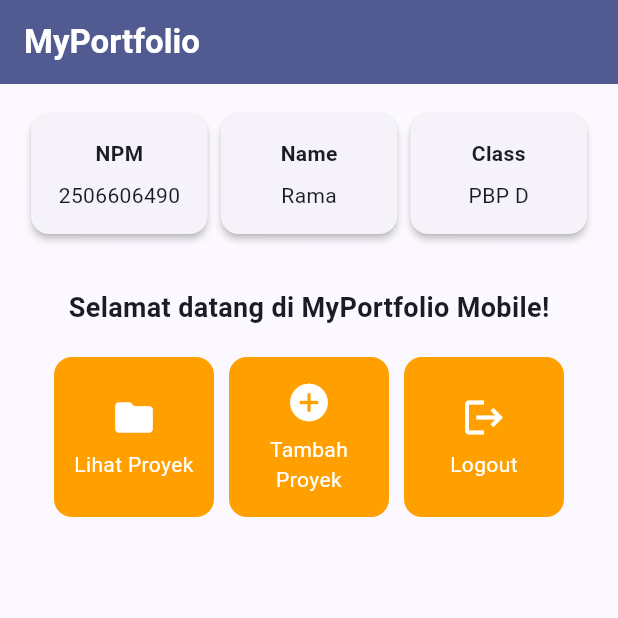
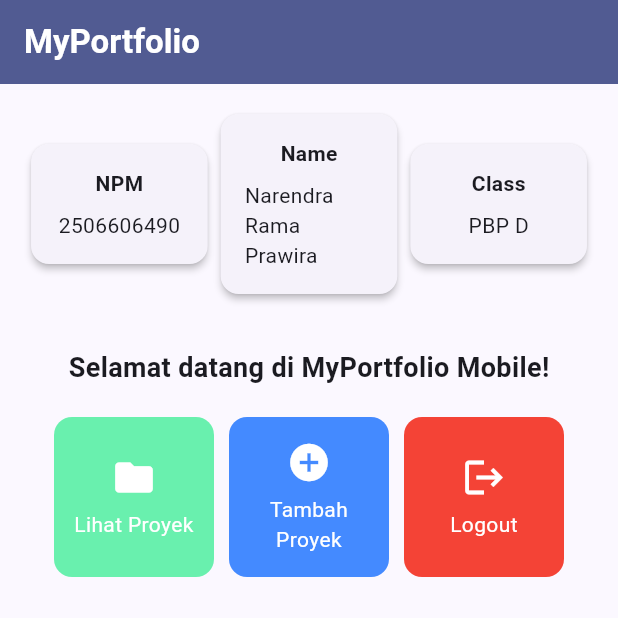
Before and after one commit to gingabvx/myportofolio_mobile, a Flutter app: the screen it shows after launch, on a phone screen of 412 x 824 dp, the top half of it. Run offline on Flutter 3.47's test engine with Material 3 defaults, Android fonts, the phone set to English and light mode, and no system bars.

Commit message:
feat: Adding color on Button

```diff
--- a/lib/menu.dart
+++ b/lib/menu.dart
@@ -4,7 +4,7 @@ class MyHomePage extends StatelessWidget {
   MyHomePage({super.key});
 
   final String npm = "2506606490";
-  final String nama = "Rama";
+  final String nama = "Narendra Rama Prawira";
   final String kelas = "PBP D";
 
   final List<ItemHomepage> items = [
@@ -133,7 +133,7 @@ class ItemCard extends StatelessWidget {
   Widget build(BuildContext context) {
     return Material(
       // Menggunakan warna sekunder dari skema tema aplikasi.
-      color: Theme.of(context).colorScheme.secondary,
+      color: item.color,
       borderRadius: BorderRadius.circular(12),
       child: InkWell(
         // Aksi ketika kartu ditekan oleh pengguna.
```
